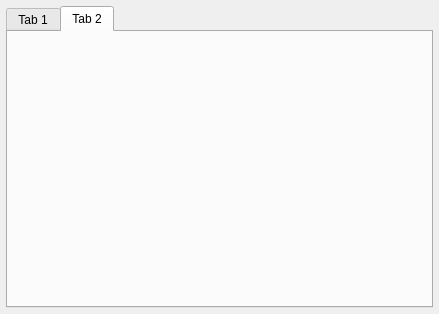
Before: the Qt Designer form src/wndDebug.ui in KittyIM/Client, drawn with Qt 5.
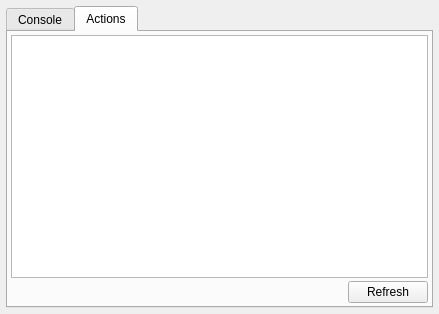
After: the same form once the commit is applied. The open tabs and pages were chosen to show the change. Icons and pictures are not drawn.

Commit message: Added choose profile window. Changed Action identifiers to text. Added KittyProfile class which does nothing yet :P

What changed in the file:
```diff
--- a/src/wndDebug.ui
+++ b/src/wndDebug.ui
@@ -13,7 +13,11 @@
   <property name="windowTitle">
    <string>Form</string>
   </property>
-  <layout class="QGridLayout" name="gridLayout">
+  <property name="windowIcon">
+   <iconset resource="../res.qrc">
+    <normaloff>:/icons/console.ico</normaloff>:/icons/console.ico</iconset>
+  </property>
+  <layout class="QGridLayout">
    <property name="margin">
     <number>6</number>
    </property>
@@ -24,7 +28,7 @@
      </property>
      <widget class="QWidget" name="tabLog">
       <attribute name="title">
-       <string>Tab 1</string>
+       <string>Console</string>
       </attribute>
       <layout class="QVBoxLayout" name="verticalLayout">
        <property name="margin">
@@ -48,8 +52,55 @@
      </widget>
      <widget class="QWidget" name="tab_2">
       <attribute name="title">
-       <string>Tab 2</string>
+       <string>Actions</string>
       </attribute>
+      <layout class="QGridLayout" name="gridLayout">
+       <property name="verticalSpacing">
+        <number>3</number>
+       </property>
+       <property name="margin">
+        <number>3</number>
+       </property>
+       <item row="0" column="0">
+        <widget class="QTreeWidget" name="actionsWidget">
+         <property name="indentation">
+          <number>10</number>
+         </property>
+         <attribute name="headerVisible">
+          <bool>false</bool>
+         </attribute>
+         <column>
+          <property name="text">
+           <string notr="true"/>
+          </property>
+         </column>
+        </widget>
+       </item>
+       <item row="1" column="0">
+        <layout class="QHBoxLayout" name="horizontalLayout">
+         <item>
+          <spacer name="horizontalSpacer">
+           <property name="orientation">
+            <enum>Qt::Horizontal</enum>
+           </property>
+           <property name="sizeHint" stdset="0">
+            <size>
+             <width>40</width>
+             <height>20</height>
+            </size>
+           </property>
+          </spacer>
+         </item>
+         <item>
+          <widget class="QPushButton" name="refreshActionsButton">
+           <property name="text">
+            <string>Refresh</string>
+           </property>
+          </widget>
+         </item>
+        </layout>
+       </item>
+      </layout>
      </widget>
     </widget>
    </item>
```
Left out of the diff: 18 changed lines with no effect on the pictures. The commit also changes 27 other files.
